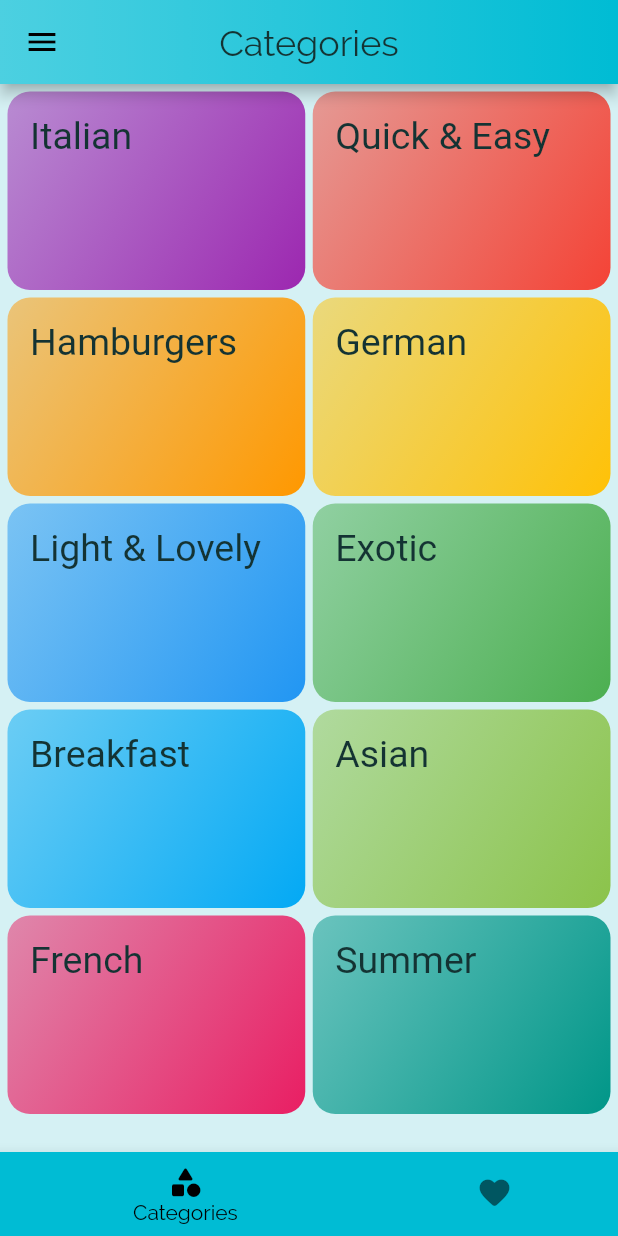
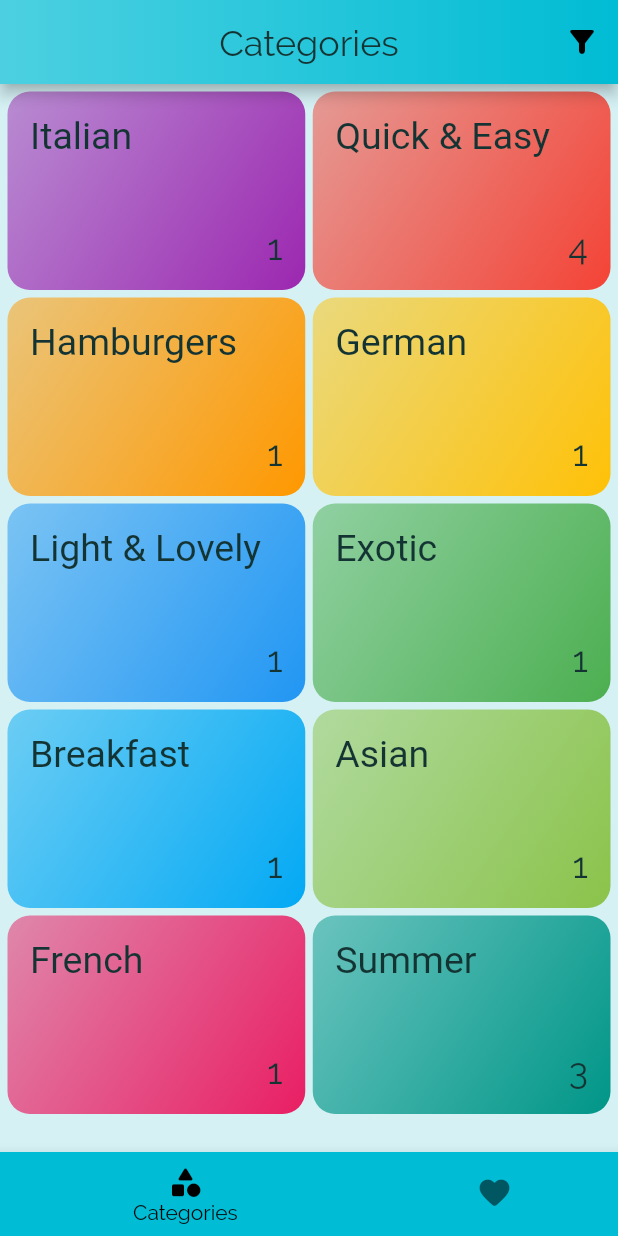
Before and after one commit to bashka411/meals_app, a Flutter app: the screen it shows after launch, on a phone screen of 412 x 824 dp. Run offline on Flutter 3.47's test engine with Material 2 defaults, Android fonts, the phone set to English and light mode, and no system bars; Roboto replaces fonts that are missing (RobotoCondensed).

Commit message:
Implemented filters. Some cleanup still needed.

```diff
--- a/lib/main.dart
+++ b/lib/main.dart
@@ -1,8 +1,8 @@
 import 'package:flutter/material.dart';
 
 import './screens/tabs_screen.dart';
-import 'screens/selected_category_meals_screen.dart';
-import 'screens/selected_meal_details_screen.dart';
+import './screens/selected_category_meals_screen.dart';
+import './screens/selected_meal_details_screen.dart';
 
 void main() => runApp(MyApp());
 
--- a/lib/screens/favourites_screen.dart
+++ b/lib/screens/favourites_screen.dart
@@ -4,7 +4,7 @@ class FavouritesScreen extends StatelessWidget {
   @override
   Widget build(BuildContext context) {
     return Center(
-      child: Text('bizga)'),
+      child: Text('Your favourite meals!'),
     );
   }
 }
--- a/lib/screens/tabs_screen.dart
+++ b/lib/screens/tabs_screen.dart
@@ -31,8 +31,13 @@ class _TabsScreenState extends State<TabsScreen> {
   @override
   Widget build(BuildContext context) {
     return Scaffold(
-      drawer: MainDrawer(),
       appBar: AppBar(
+        actions: [
+          IconButton(
+            icon: Icon(Icons.filter_alt_rounded),
+            onPressed: () {},
+          )
+        ],
         backgroundColor: Colors.white,
         centerTitle: true,
         title: Text(
--- a/lib/widgets/category_item.dart
+++ b/lib/widgets/category_item.dart
@@ -1,4 +1,5 @@
 import 'package:flutter/material.dart';
+import 'package:flutter_complete_guide/data.dart';
 import '../screens/selected_category_meals_screen.dart';
 
 class CategoryItem extends StatelessWidget {
@@ -7,6 +8,10 @@ class CategoryItem extends StatelessWidget {
   final Color color;
 
   CategoryItem({this.id, this.title, this.color});
+
+  int get getCategoryMealsAmount {
+    return MEALS.where((meal) => meal.categoryId.contains(id)).length;
+  }
 
   void showSelectedCategoryScreen(BuildContext context) {
     Navigator.of(context).pushNamed(
@@ -27,9 +32,24 @@ class CategoryItem extends StatelessWidget {
       onTap: () => showSelectedCategoryScreen(context),
       child: Container(
         padding: const EdgeInsets.all(15),
-        child: Text(
-          title,
-          style: Theme.of(context).textTheme.titleMedium,
+        child: Column(
+          mainAxisAlignment: MainAxisAlignment.spaceBetween,
+          children: [
+            Align(
+              alignment: Alignment.centerLeft,
+              child: Text(
+                title,
+                style: Theme.of(context).textTheme.titleMedium,
+              ),
+            ),
+            Align(
+              alignment: Alignment.centerRight,
+              child: Text(
+                getCategoryMealsAmount.toString(),
+                style: TextStyle(fontSize: 24),
+              ),
+            ),
+          ],
         ),
         decoration: BoxDecoration(
           gradient: LinearGradient(
```
Also changed, not shown: lib/widgets/main_drawer.dart (+5 -2 lines).
